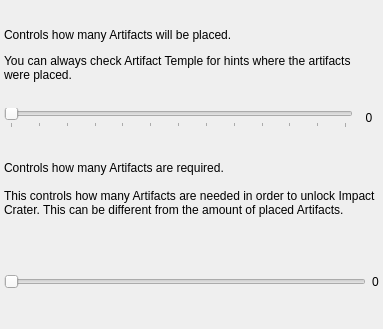
The window that randovania/games/prime_origins/gui/ui_files/preset_prime_origins_goal.ui (randovania/randovania) describes before a commit, drawn with Qt 5.
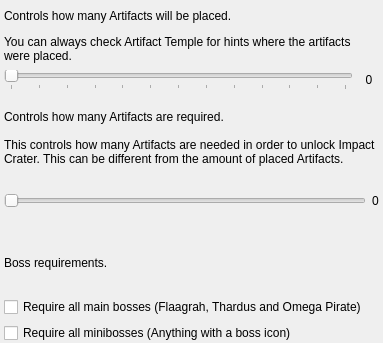
The same window after the commit. Custom widgets are drawn as their Qt base class.

Patch:
```diff
--- a/randovania/games/prime_origins/gui/ui_files/preset_prime_origins_goal.ui
+++ b/randovania/games/prime_origins/gui/ui_files/preset_prime_origins_goal.ui
@@ -7,7 +7,7 @@
     <x>0</x>
     <y>0</y>
     <width>383</width>
-    <height>329</height>
+    <height>343</height>
    </rect>
   </property>
   <property name="windowTitle">
@@ -122,6 +122,30 @@
       </item>
      </layout>
     </item>
+    <item>
+     <widget class="QLabel" name="label">
+      <property name="text">
+       <string>Boss requirements.</string>
+      </property>
+      <property name="wordWrap">
+       <bool>true</bool>
+      </property>
+     </widget>
+    </item>
+    <item>
+     <widget class="QCheckBox" name="main_bosses_checkbox">
+      <property name="text">
+       <string>Require all main bosses (Flaagrah, Thardus and Omega Pirate)</string>
+      </property>
+     </widget>
+    </item>
+    <item>
+     <widget class="QCheckBox" name="mini_bosses_checkbox">
+      <property name="text">
+       <string>Require all minibosses (Anything with a boss icon)</string>
+      </property>
+     </widget>
+    </item>
    </layout>
   </widget>
  </widget>
```
